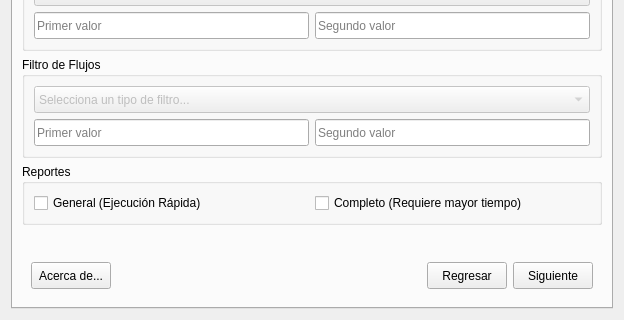
The window that spatial_interaction_models_dialog_base.ui (SirHades696/SpatialInteractionModels) describes before a commit, drawn with Qt 5; both pictures show x 0 to 624 and y 263 to 583 of the 624 by 583 pixel window.
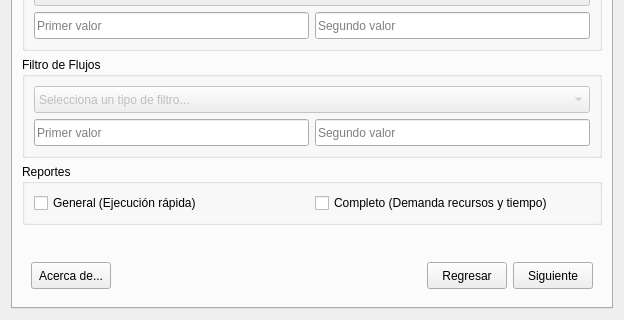
The same window after the commit. Icons and pictures are not drawn. Custom widgets are drawn as their Qt base class.

Patch:
```diff
--- a/spatial_interaction_models_dialog_base.ui
+++ b/spatial_interaction_models_dialog_base.ui
@@ -771,14 +771,14 @@
           <item row="0" column="0">
            <widget class="QCheckBox" name="check_exe_f">
             <property name="text">
-             <string>General (Ejecución Rápida)</string>
+             <string>General (Ejecución rápida)</string>
             </property>
            </widget>
           </item>
           <item row="0" column="1">
            <widget class="QCheckBox" name="check_exe_s">
             <property name="text">
-             <string>Completo (Requiere mayor tiempo)</string>
+             <string>Completo (Demanda recursos y tiempo)</string>
             </property>
            </widget>
           </item>
```
